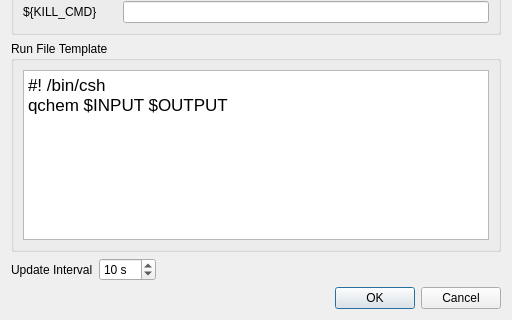
Before: the Qt Designer form src/ServerOptionsDialog.ui in nutjunkie/IQmol, drawn with Qt 5; both pictures show x 0 to 512 and y 151 to 471 of the 512 by 471 pixel window.
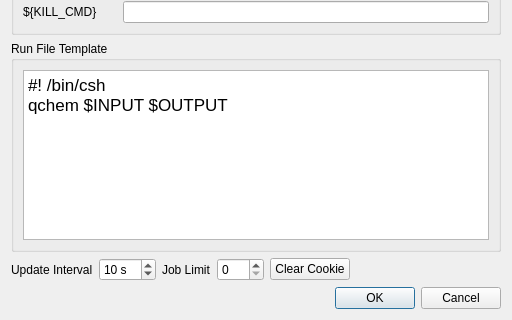
After: the same form once the commit is applied.

Diff of the .ui file:
```diff
--- a/src/ServerOptionsDialog.ui
+++ b/src/ServerOptionsDialog.ui
@@ -132,6 +132,34 @@
        </property>
       </widget>
      </item>
+     <item>
+      <widget class="QLabel" name="jobLimitLabel">
+       <property name="text">
+        <string>Job Limit</string>
+       </property>
+      </widget>
+     </item>
+     <item>
+      <widget class="QSpinBox" name="jobLimit">
+       <property name="toolTip">
+        <string>Maximum number of concurrent jobs.
+Note this is ignored on PBS servers.</string>
+       </property>
+       <property name="minimum">
+        <number>0</number>
+       </property>
+       <property name="maximum">
+        <number>100</number>
+       </property>
+      </widget>
+     </item>
+     <item>
+      <widget class="QPushButton" name="clearCookieButton">
+       <property name="text">
+        <string>Clear Cookie</string>
+       </property>
+      </widget>
+     </item>
      <item>
       <spacer name="horizontalSpacer">
        <property name="orientation">
```
Left out of the diff: 4 changed lines with no effect on the pictures.
